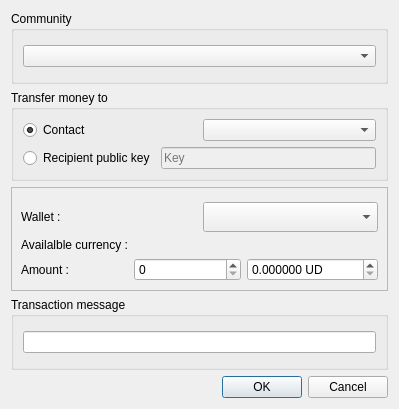
The window that res/ui/transfer.ui (duniter/sakia) describes before a commit, drawn with Qt 5.
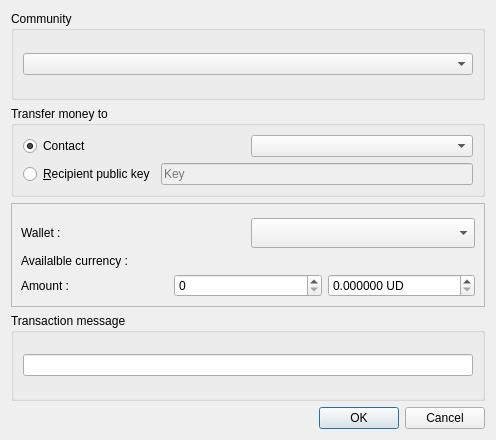
The same window after the commit.

Patch:
```diff
--- a/res/ui/transfer.ui
+++ b/res/ui/transfer.ui
@@ -6,8 +6,8 @@
    <rect>
     <x>0</x>
     <y>0</y>
-    <width>399</width>
-    <height>409</height>
+    <width>496</width>
+    <height>440</height>
    </rect>
   </property>
   <property name="windowTitle">
@@ -58,7 +58,7 @@
         <item>
          <widget class="QRadioButton" name="radio_pubkey">
           <property name="text">
-           <string>Recipient public key</string>
+           <string>&amp;Recipient public key</string>
           </property>
           <property name="checked">
            <bool>false</bool>
@@ -136,7 +136,11 @@
          </widget>
         </item>
         <item>
-         <widget class="QSpinBox" name="spinbox_amount"/>
+         <widget class="QDoubleSpinBox" name="spinbox_amount">
+          <property name="decimals">
+           <number>0</number>
+          </property>
+         </widget>
         </item>
         <item>
          <widget class="QDoubleSpinBox" name="spinbox_relative">
@@ -147,7 +151,7 @@
            <number>6</number>
           </property>
           <property name="maximum">
-           <double>9999999.000000000000000</double>
+           <double>99999999999999991611392.000000000000000</double>
           </property>
          </widget>
         </item>
```
Left out of the diff: 16 changed lines with no effect on the pictures.
